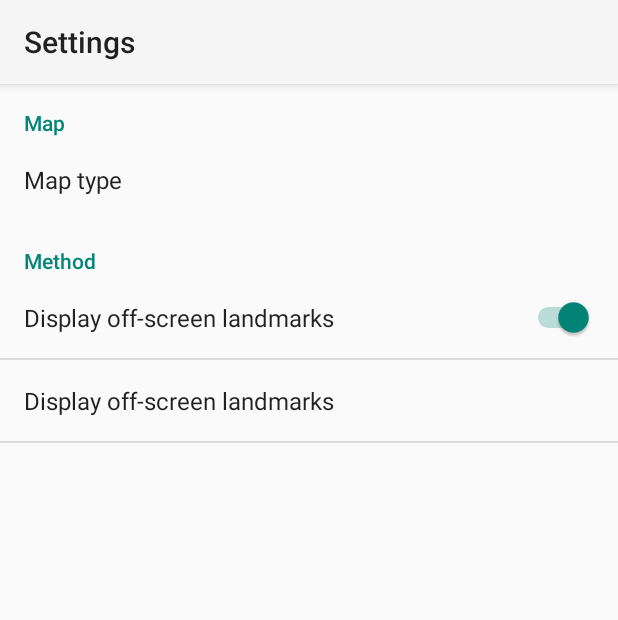
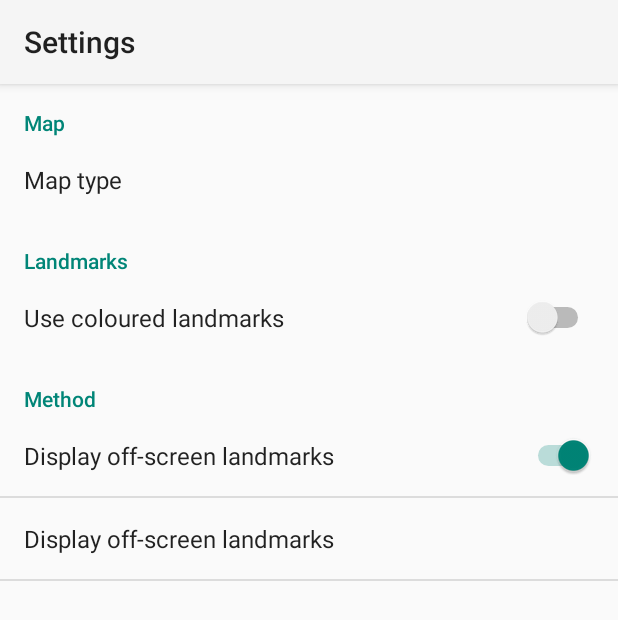
Before and after one commit to ifgi-sil/WayTO-App, an Android app: the screen it shows after launch (SettingsActivity), in the options menu, after a tap on "Settings", on a phone screen of 412 x 824 dp. Shown: the top 620 px of the screen. Run offline under Robolectric (Android 15) with nearby library versions, the phone set to English and light mode, and no system bars; libraries missing offline, so code that uses them is left out: com.google.maps.android; pictures from the network do not load; 3 statements that could not run were skipped.

Commit message:
Add option to use coloured icons for the landmarks

```diff
--- a/app/src/main/java/de/ifgi/wayto_prototype/activities/MainActivity.java
+++ b/app/src/main/java/de/ifgi/wayto_prototype/activities/MainActivity.java
@@ -130,6 +130,10 @@ public class MainActivity extends FragmentActivity implements GoogleMap.OnCamera
      */
     private int prefMapType;
     /**
+     * Preference value for the landmark whether they shall be displayed in colours or black
+     */
+    private boolean prefColoured;
+    /**
      * Preference value indicating whether off-screen landmarks shall be displayed
      */
     private boolean prefMethod;
@@ -249,7 +253,9 @@ public class MainActivity extends FragmentActivity implements GoogleMap.OnCamera
         preferences = PreferenceManager.getDefaultSharedPreferences(getApplicationContext());
         //prefMapGoogle = preferences.getBoolean(SettingsActivity.PREF_KEY_MAP_GOOGLE, true);
         prefMapType = Integer.valueOf(
-                preferences.getString(SettingsActivity.PREF_KEY_MAP_TYPE, getString(R.string.map_type_normal)));
+                preferences.getString(SettingsActivity.PREF_KEY_MAP_TYPE,
+                        getString(R.string.map_type_normal)));
+        prefColoured = preferences.getBoolean(SettingsActivity.PREF_KEY_COLOURED, false);
         prefMethod = preferences.getBoolean(SettingsActivity.PREF_KEY_METHOD, true);
         prefMethodType = Integer.valueOf(
                 preferences.getString(SettingsActivity.PREF_KEY_METHOD_TYPE, "2"));
@@ -270,6 +276,11 @@ public class MainActivity extends FragmentActivity implements GoogleMap.OnCamera
         if (prefMapType != mapType) {
             prefMapType = mapType;
             updateMapType();
+        }
+        boolean coloured = preferences.getBoolean(SettingsActivity.PREF_KEY_COLOURED, false);
+        if (prefColoured != coloured) {
+            prefColoured = coloured;
+            updateMap();
         }
         boolean method = preferences.getBoolean(SettingsActivity.PREF_KEY_METHOD, true);
         if (prefMethod != method) {
@@ -480,8 +491,14 @@ public class MainActivity extends FragmentActivity implements GoogleMap.OnCamera
                 map.getProjection().getVisibleRegion().latLngBounds
                         .contains(landmark.getPosition())) {
             // Modify the drawable to adjust the size of it
-            BitmapDrawable bitmapDrawable = (BitmapDrawable) getResources()
-                    .getDrawable(landmark.getCategoryDrawable());
+            BitmapDrawable bitmapDrawable;
+            if (prefColoured) {
+                bitmapDrawable = (BitmapDrawable) getResources()
+                        .getDrawable(landmark.getCategoryDrawableColoured());
+            } else {
+                bitmapDrawable = (BitmapDrawable) getResources()
+                        .getDrawable(landmark.getCategoryDrawableBlack());
+            }
             Bitmap bitmap = bitmapDrawable.getBitmap();
             Bitmap icon = Bitmap.createScaledBitmap(bitmap, SIZE_MARKER, SIZE_MARKER,
                     false);
--- a/app/src/main/java/de/ifgi/wayto_prototype/activities/SettingsActivity.java
+++ b/app/src/main/java/de/ifgi/wayto_prototype/activities/SettingsActivity.java
@@ -14,6 +14,7 @@ public class SettingsActivity extends Activity {
 
     public static final String PREF_KEY_MAP_GOOGLE = "pref_key_map_google";
     public static final String PREF_KEY_MAP_TYPE = "pref_key_map_type";
+    public static final String PREF_KEY_COLOURED = "pref_key_coloured";
     public static final String PREF_KEY_METHOD = "pref_key_method";
     public static final String PREF_KEY_METHOD_TYPE = "pref_key_method_type";
 
--- a/app/src/main/java/de/ifgi/wayto_prototype/demo/LandmarkCollection.java
+++ b/app/src/main/java/de/ifgi/wayto_prototype/demo/LandmarkCollection.java
@@ -67,30 +67,30 @@ public abstract class LandmarkCollection {
                 })); TODO */
 
         landmarks.add(new PointLandmark("Innenstadt", 2500, R.drawable.landmark_shopping,
-                new LatLng(51.957173, 7.627344)));
+                R.drawable.landmark_coloured_shopping, new LatLng(51.957173, 7.627344)));
         landmarks.add(new PointLandmark("Schloss", 2750, R.drawable.landmark_castle,
-                new LatLng(51.963622, 7.613187)));
+                R.drawable.landmark_coloured_castle, new LatLng(51.963622, 7.613187)));
         landmarks.add(new PointLandmark("UKM", 2250, R.drawable.landmark_hospital,
-                new LatLng(51.9603, 7.596262)));
+                R.drawable.landmark_coloured_hospital, new LatLng(51.9603, 7.596262)));
         landmarks.add(new PointLandmark("Halle Münsterland", 1750, R.drawable.landmark_stadium,
-                new LatLng(51.949066, 7.63982)));
+                R.drawable.landmark_coloured_stadium, new LatLng(51.949066, 7.63982)));
         landmarks.add(new PointLandmark("Leonardo Campus", 1700, R.drawable.landmark_university,
-                new LatLng(51.973388, 7.601604)));
+                R.drawable.landmark_coloured_university, new LatLng(51.973388, 7.601604)));
         landmarks.add(new PointLandmark("York Center", 1650, R.drawable.landmark_shopping,
-                new LatLng(51.973418, 7.611111)));
+                R.drawable.landmark_coloured_shopping, new LatLng(51.973418, 7.611111)));
         landmarks.add(new PointLandmark("Hbf", 1500, R.drawable.landmark_train_station,
-                new LatLng(51.956667, 7.635)));
+                R.drawable.landmark_coloured_train_station, new LatLng(51.956667, 7.635)));
         landmarks.add(new PointLandmark("Aasee", 1500, R.drawable.landmark_water_body,
-                new LatLng(51.949444, 7.603514)));
+                R.drawable.landmark_coloured_water_body, new LatLng(51.949444, 7.603514)));
         landmarks.add(new PointLandmark("Dom", 1450, R.drawable.landmark_church,
-                new LatLng(51.962825, 7.625772)));
+                R.drawable.landmark_coloured_church, new LatLng(51.962825, 7.625772)));
         landmarks.add(new PointLandmark("Preußenstadion", 1300, R.drawable.landmark_stadium,
-                new LatLng(51.92917, 7.624766)));
+                R.drawable.landmark_coloured_stadium, new LatLng(51.92917, 7.624766)));
         landmarks.add(new PointLandmark("Buddenturm", 720, R.drawable.landmark_tower,
-                new LatLng(51.96623, 7.623138)));
+                R.drawable.landmark_coloured_tower, new LatLng(51.96623, 7.623138)));
         landmarks.add(new PointLandmark("Aral Tankstelle", 550, R.drawable.landmark_gas_station,
-                new LatLng(51.967284, 7.61386)));
+                R.drawable.landmark_coloured_gas_station, new LatLng(51.967284, 7.61386)));
         landmarks.add(new PointLandmark("Picasso Museum", 500, R.drawable.landmark_museum,
-                new LatLng(51.959883, 7.62651)));
+                R.drawable.landmark_coloured_museum, new LatLng(51.959883, 7.62651)));
     }
 }
--- a/app/src/main/java/de/ifgi/wayto_prototype/landmarks/Landmark.java
+++ b/app/src/main/java/de/ifgi/wayto_prototype/landmarks/Landmark.java
@@ -26,21 +26,28 @@ public abstract class Landmark implements Comparable<Landmark> {
      */
     private LatLng offScreenPosition = null;
     /**
-     * Category's drawable for the symbol on the map
+     * Category's drawable for the symbol on the map (black)
      */
-    private int categoryDrawable;
+    private int categoryDrawableBlack;
+    /**
+     * Category's drawable for the symbol on the map (coloured)
+     */
+    private int categoryDrawableColoured;
 
     /**
      * (Super) Constructor of the Landmark class
      *
-     * @param title            Title (or name)
-     * @param referenceRadius  Radius of reference
-     * @param categoryDrawable Category's drawable for the symbol on the  map
+     * @param title                    Title (or name)
+     * @param referenceRadius          Radius of reference
+     * @param categoryDrawableBlack    Category's drawable for the symbol on the map (black)
+     * @param categoryDrawableColoured Category's drawable for the symbol on the map (coloured)
      */
-    public Landmark(String title, double referenceRadius, int categoryDrawable) {
+    public Landmark(String title, double referenceRadius, int categoryDrawableBlack,
+                    int categoryDrawableColoured) {
         this.title = title;
         this.referenceRadius = referenceRadius;
-        this.categoryDrawable = categoryDrawable;
+        this.categoryDrawableBlack = categoryDrawableBlack;
+        this.categoryDrawableColoured = categoryDrawableColoured;
     }
 
     @Override
@@ -72,8 +79,12 @@ public abstract class Landmark implements Comparable<Landmark> {
         this.offScreenPosition = offScreenPosition;
     }
 
-    public int getCategoryDrawable() {
-        return categoryDrawable;
+    public int getCategoryDrawableBlack() {
+        return categoryDrawableBlack;
+    }
+
+    public int getCategoryDrawableColoured() {
+        return categoryDrawableColoured;
     }
 
     public LatLng getPosition() {
--- a/app/src/main/java/de/ifgi/wayto_prototype/landmarks/PointLandmark.java
+++ b/app/src/main/java/de/ifgi/wayto_prototype/landmarks/PointLandmark.java
@@ -22,14 +22,15 @@ public class PointLandmark extends Landmark {
     /**
      * Constructor of the PointLandmark class
      *
-     * @param title            Title (or name)
-     * @param referenceRadius  Radius of reference
-     * @param categoryDrawable Category's drawable for the symbol on the  map
-     * @param position         Position as geolocated point
+     * @param title                    Title (or name)
+     * @param referenceRadius          Radius of reference
+     * @param categoryDrawableBlack    Category's drawable for the symbol on the map (black)
+     * @param categoryDrawableColoured Category's drawable for the symbol on the map (coloured)
+     * @param position                 Position as geolocated point
      */
-    public PointLandmark(String title, double referenceRadius, int categoryDrawable,
-                         LatLng position) {
-        super(title, referenceRadius, categoryDrawable);
+    public PointLandmark(String title, double referenceRadius, int categoryDrawableBlack,
+                         int categoryDrawableColoured, LatLng position) {
+        super(title, referenceRadius, categoryDrawableBlack, categoryDrawableColoured);
         this.position = position;
     }
 
--- a/app/src/main/res/values/strings_activity_settings.xml
+++ b/app/src/main/res/values/strings_activity_settings.xml
@@ -20,6 +20,11 @@
         <item>@string/map_type_satellite</item>
     </string-array>
 
+    <!-- Settings for the landmarks -->
+    <string name="pref_header_landmarks">Landmarks</string>
+
+    <string name="pref_title_coloured">Use coloured landmarks</string>
+
     <!-- Settings for the method of displaying off-screen landmarks -->
     <string name="pref_header_method">Method</string>
 
--- a/app/src/main/res/xml/preferences.xml
+++ b/app/src/main/res/xml/preferences.xml
@@ -23,6 +23,17 @@
     </PreferenceCategory>
 
     <PreferenceCategory
+        android:key="pref_category_key_landmarks"
+        android:title="@string/pref_header_landmarks">
+
+        <SwitchPreference
+            android:key="pref_key_coloured"
+            android:title="@string/pref_title_coloured"
+            android:defaultValue="false" />
+
+    </PreferenceCategory>
+
+    <PreferenceCategory
         android:key="pref_category_key_method"
         android:title="@string/pref_header_method">
 
```
Also changed, not shown: app/src/main/java/de/ifgi/wayto_prototype/landmarks/RegionalLandmark.java (+10 -9 lines), 1 other file.
